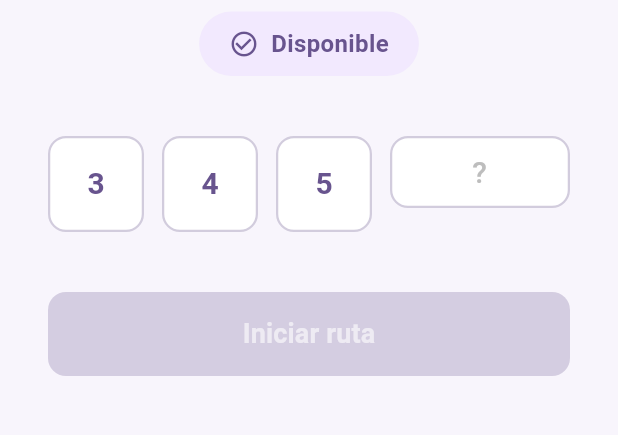
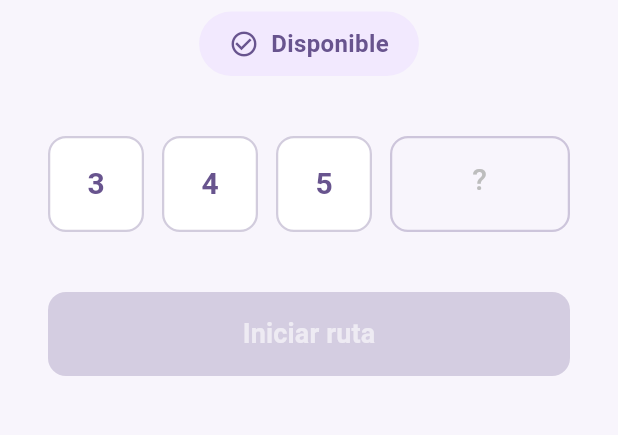
Before and after one commit to Zeitzn/beep-app, a Flutter app: the screen it shows after launch, on a phone screen of 412 x 824 dp, the part 176-611 px from its top. Run offline on Flutter 3.47's test engine with Material 3 defaults, Android fonts, the phone set to English and light mode, and no system bars; our stand-ins replace equatable, flutter_bloc, geolocator, shared_preferences.

Commit message:
style: input

```diff
--- a/lib/widgets/amount_selector.dart
+++ b/lib/widgets/amount_selector.dart
@@ -16,6 +16,7 @@ class AmountSelector extends StatefulWidget {
 }
 
 class _AmountSelectorState extends State<AmountSelector> {
+  static const _fieldSize = 64.0;
   int? _selectedIndex;
   final _inputController = TextEditingController();
   final _inputFocusNode = FocusNode();
@@ -84,6 +85,7 @@ class _AmountSelectorState extends State<AmountSelector> {
           if (i > 0) const SizedBox(width: 12),
           _NumberButton(
             value: widget.presetValues[i],
+            size: _fieldSize,
             isSelected: _selectedIndex == i && !_inputFocused,
             onTap: () => _onPresetTap(i),
           ),
@@ -91,7 +93,7 @@ class _AmountSelectorState extends State<AmountSelector> {
         const SizedBox(width: 12),
         Expanded(
           child: SizedBox(
-            height: 64,
+            height: _fieldSize,
             child: TextField(
               controller: _inputController,
               focusNode: _inputFocusNode,
@@ -112,13 +114,9 @@ class _AmountSelectorState extends State<AmountSelector> {
                   fontWeight: FontWeight.w500,
                   color: Colors.grey.shade400,
                 ),
-                filled: true,
-                fillColor: (_inputFocused ||
-                        (_selectedIndex == null &&
-                            _inputController.text.isNotEmpty))
-                    ? purple
-                    : Colors.white,
-                contentPadding: EdgeInsets.zero,
+                isCollapsed: true,
+                isDense: true,
+                contentPadding: const EdgeInsets.symmetric(vertical: 20),
                 border: OutlineInputBorder(
                   borderRadius: BorderRadius.circular(12),
                   borderSide: BorderSide(
@@ -152,11 +150,13 @@ class _AmountSelectorState extends State<AmountSelector> {
 
 class _NumberButton extends StatelessWidget {
   final int value;
+  final double size;
   final bool isSelected;
   final VoidCallback onTap;
 
   const _NumberButton({
     required this.value,
+    required this.size,
     required this.isSelected,
     required this.onTap,
   });
@@ -170,8 +170,8 @@ class _NumberButton extends StatelessWidget {
       onTap: onTap,
       child: AnimatedContainer(
         duration: const Duration(milliseconds: 200),
-        width: 64,
-        height: 64,
+        width: size,
+        height: size,
         alignment: Alignment.center,
         decoration: BoxDecoration(
           color: isSelected ? purple : Colors.white,
```
